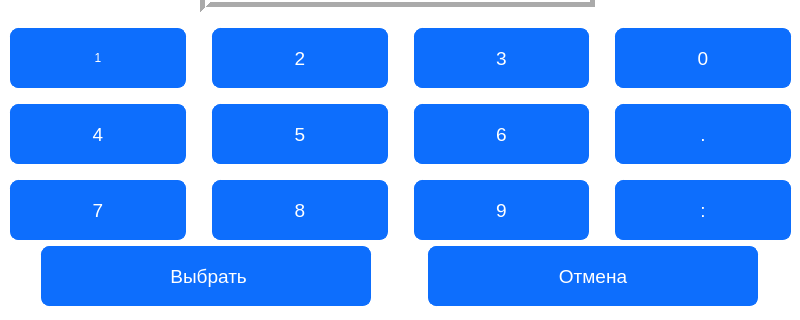
PloticynaEl/SDR, file win_server.ui: the form before one commit; both pictures show x 0 to 800 and y 160 to 480 of the 800 by 480 pixel window.
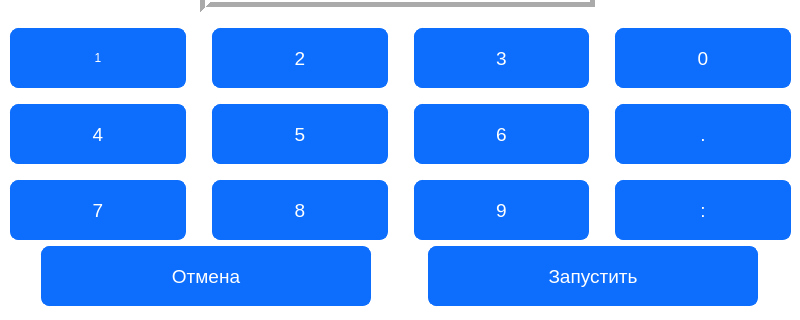
The form after the commit.

```diff
--- a/win_server.ui
+++ b/win_server.ui
@@ -42,7 +42,7 @@
 	margin-bottom: 10px;
 }
 
-QPushButton#update_button_remoute{
+QPushButton#run_button_remoute{
   	margin-top: 0px;
 	margin-bottom: 10px;
 }
@@ -486,31 +486,6 @@
        </item>
        <item>
         <layout class="QHBoxLayout" name="horizontalLayout">
-         <item alignment="Qt::AlignTop">
-          <widget class="QPushButton" name="update_button_remoute">
-           <property name="minimumSize">
-            <size>
-             <width>350</width>
-             <height>70</height>
-            </size>
-           </property>
-           <property name="maximumSize">
-            <size>
-             <width>350</width>
-             <height>70</height>
-            </size>
-           </property>
-           <property name="font">
-            <font>
-             <family>Arial</family>
-             <pointsize>14</pointsize>
-            </font>
-           </property>
-           <property name="text">
-            <string> Выбрать</string>
-           </property>
-          </widget>
-         </item>
          <item alignment="Qt::AlignTop">
           <widget class="QPushButton" name="cancel_button_remoute">
            <property name="minimumSize">
@@ -522,6 +497,31 @@
            <property name="maximumSize">
             <size>
              <width>350</width>
+             <height>70</height>
+            </size>
+           </property>
+           <property name="font">
+            <font>
+             <family>Arial</family>
+             <pointsize>14</pointsize>
+            </font>
+           </property>
+           <property name="text">
+            <string>Отмена</string>
+           </property>
+          </widget>
+         </item>
+         <item alignment="Qt::AlignTop">
+          <widget class="QPushButton" name="run_button_remoute">
+           <property name="minimumSize">
+            <size>
+             <width>350</width>
+             <height>70</height>
+            </size>
+           </property>
+           <property name="maximumSize">
+            <size>
+             <width>350</width>
              <height>16777215</height>
             </size>
            </property>
@@ -538,7 +538,7 @@
             </font>
            </property>
            <property name="text">
-            <string>Отмена</string>
+            <string>Запустить</string>
            </property>
           </widget>
          </item>
```
